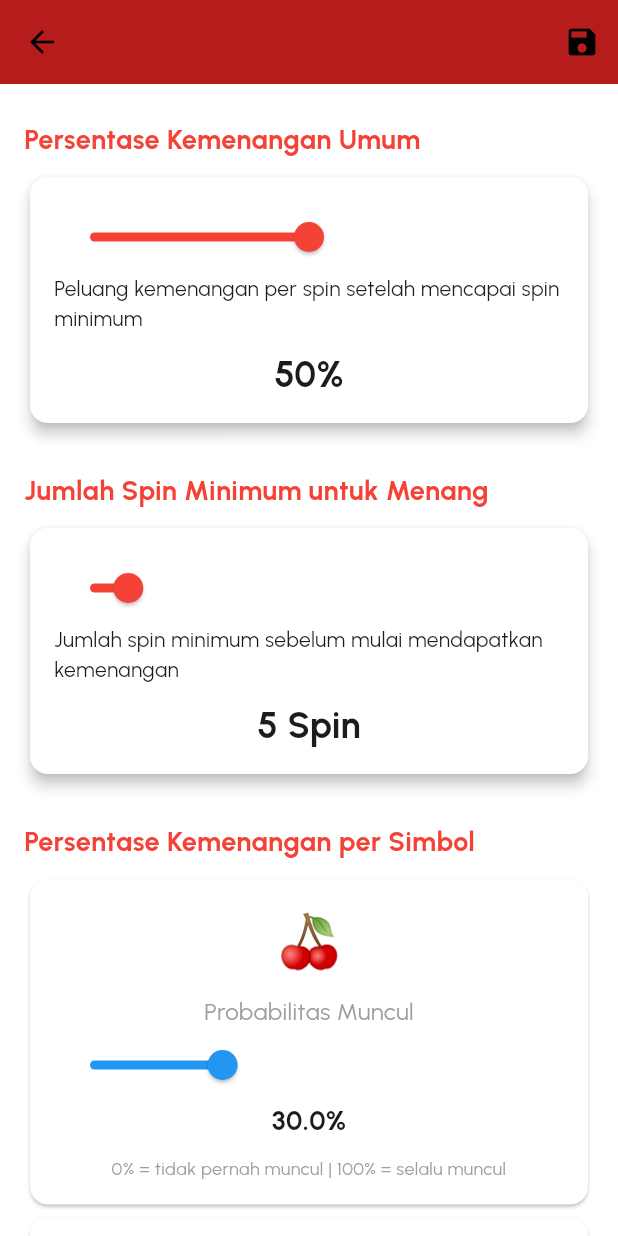
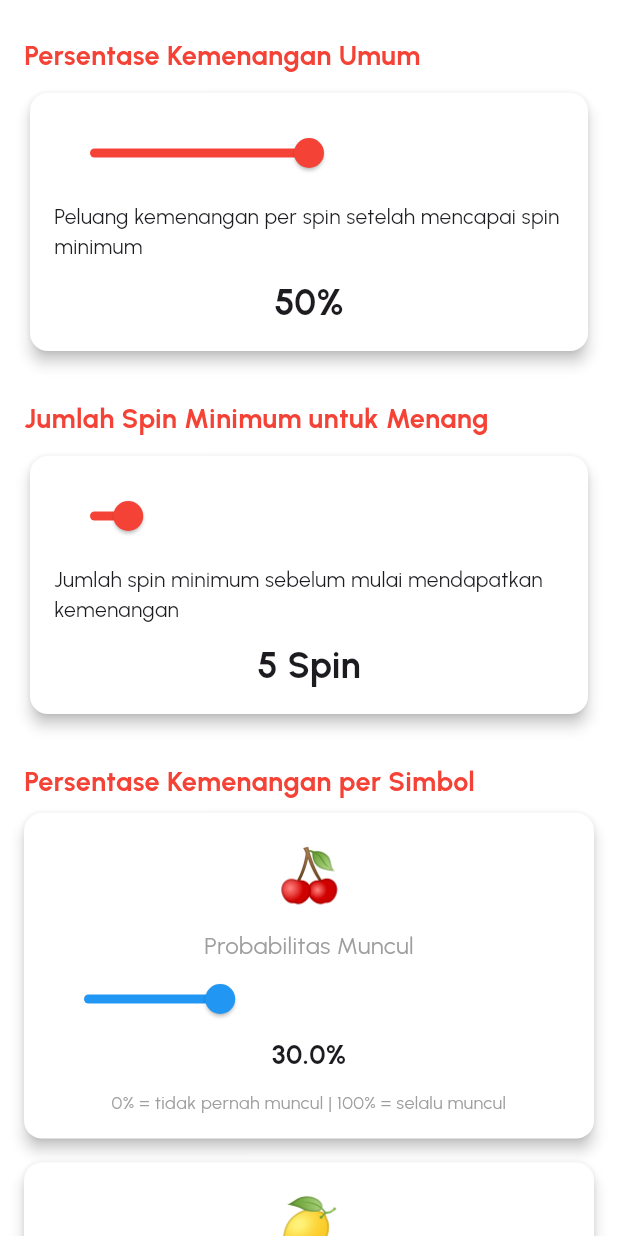
Before and after one commit to Fikri-rmd/skripsi_simulasi_gambling, a Flutter app: the ProbabilitySettingsPage screen opened directly, on a phone screen of 412 x 824 dp. Run offline on Flutter 3.47's test engine with Material 3 defaults, Android fonts, the phone set to English and light mode, and no system bars; our stand-ins replace firebase_auth, firebase_core, font_awesome_flutter, google_fonts, google_sign_in, shared_preferences; accounts and stored records are empty.

Commit message:
fix error menu settings

```diff
--- a/lib/screens/setting_page.dart
+++ b/lib/screens/setting_page.dart
@@ -34,20 +34,21 @@ class _ProbabilitySettingsPageState extends State<ProbabilitySettingsPage> {
   @override
   Widget build(BuildContext context) {
     return Scaffold(
-      appBar: AppBar(
-        backgroundColor: Colors.red.shade900,
-        actions: [
-          IconButton(
-            icon: const Icon(Icons.save),
-            onPressed: _saveSettings,
-          )
-        ],
-      ),
+      // Hapus AppBar dari sini
       body: SingleChildScrollView(
         padding: const EdgeInsets.all(16),
         child: Column(
           crossAxisAlignment: CrossAxisAlignment.start,
           children: [
+            // Tombol kembali di bagian atas
+            // Padding(
+            //   padding: const EdgeInsets.only(bottom: 20),
+            //   child: IconButton(
+            //     icon: const Icon(Icons.arrow_back, size: 30),
+            //     onPressed: () => Navigator.pop(context),
+            //   ),
+            // ),
+
             _buildSectionHeader('Persentase Kemenangan Umum'),
             _buildWinPercentageSetting(),
 
@@ -58,6 +59,26 @@ class _ProbabilitySettingsPageState extends State<ProbabilitySettingsPage> {
             const SizedBox(height: 20),
             _buildSectionHeader('Persentase Kemenangan per Simbol'),
             ..._buildSymbolSettings(),
+
+            // Tombol simpan di bagian bawah
+            Padding(
+              padding: const EdgeInsets.only(top: 30, bottom: 20),
+              child: Center(
+                child: ElevatedButton.icon(
+                  icon: const Icon(Icons.save, size: 28),
+                  label: const Text('SIMPAN PENGATURAN',
+                    style: TextStyle(fontSize: 18, fontWeight: FontWeight.bold)),
+                  style: ElevatedButton.styleFrom(
+                    backgroundColor: Colors.red.shade900,
+                    foregroundColor: Colors.white,
+                    padding: const EdgeInsets.symmetric(vertical: 16, horizontal: 30),
+                    shape: RoundedRectangleBorder(
+                      borderRadius: BorderRadius.circular(20)),
+                  ),
+                  onPressed: _saveSettings,
+                ),
+              ),
+            ),
           ],
         ),
       ),
@@ -98,11 +119,12 @@ class _ProbabilitySettingsPageState extends State<ProbabilitySettingsPage> {
               },
               activeColor: Colors.red,
             ),
-            Text('Peluang kemenangan per spin setelah mencapai spin minimum'),
-            SizedBox(height: 10),
+            const SizedBox(height: 8),
+            const Text('Peluang kemenangan per spin setelah mencapai spin minimum'),
+            const SizedBox(height: 10),
             Text(
               '${(_winPercentage * 100).toStringAsFixed(0)}%',
-              style: TextStyle(fontSize: 24, fontWeight: FontWeight.bold),
+              style: const TextStyle(fontSize: 24, fontWeight: FontWeight.bold),
             ),
           ],
         ),
@@ -130,32 +152,34 @@ class _ProbabilitySettingsPageState extends State<ProbabilitySettingsPage> {
               },
               activeColor: Colors.red,
             ),
-            Text('Jumlah spin minimum sebelum mulai mendapatkan kemenangan'),
-          SizedBox(height: 10),
-          Text(
-            '$_minSpinToWin Spin',
-            style: TextStyle(fontSize: 24, fontWeight: FontWeight.bold),
-          ),
+            const SizedBox(height: 8),
+            const Text('Jumlah spin minimum sebelum mulai mendapatkan kemenangan'),
+            const SizedBox(height: 10),
+            Text(
+              '$_minSpinToWin Spin',
+              style: const TextStyle(fontSize: 24, fontWeight: FontWeight.bold),
+            ),
           ],
         ),
       ),
     );
   }
 
-List<Widget> _buildSymbolSettings() {
+  List<Widget> _buildSymbolSettings() {
     return _symbolRates.entries.map((entry) {
       return Card(
-        // ... desain sama ...
+        margin: const EdgeInsets.only(bottom: 16),
+        elevation: 4,
         child: Padding(
           padding: const EdgeInsets.all(16),
           child: Column(
             children: [
               Text(
                 entry.key,
-                style: TextStyle(fontSize: 36),
+                style: const TextStyle(fontSize: 36),
               ),
-              SizedBox(height: 10),
-              Text(
+              const SizedBox(height: 10),
+              const Text(
                 'Probabilitas Muncul',
                 style: TextStyle(fontSize: 16, color: Colors.grey),
               ),
@@ -173,10 +197,10 @@ List<Widget> _buildSymbolSettings() {
               ),
               Text(
                 '${(entry.value * 100).toStringAsFixed(1)}%',
-                style: TextStyle(fontSize: 18, fontWeight: FontWeight.bold),
+                style: const TextStyle(fontSize: 18, fontWeight: FontWeight.bold),
               ),
-              SizedBox(height: 10),
-              Text(
+              const SizedBox(height: 10),
+              const Text(
                 '0% = tidak pernah muncul | 100% = selalu muncul',
                 style: TextStyle(fontSize: 12, color: Colors.grey),
                 textAlign: TextAlign.center,
@@ -186,48 +210,10 @@ List<Widget> _buildSymbolSettings() {
         ),
       );
     }).toList();
-}
-  void _showSymbolSettingsDialog(String symbol) {
-    TextEditingController controller = TextEditingController(
-      text: (_symbolRates[symbol]! * 100).toStringAsFixed(1),
-    );
-
-    showDialog(
-      context: context,
-      builder: (context) => AlertDialog(
-        title: Text('Atur Persentase $symbol'),
-        content: TextField(
-          controller: controller,
-          keyboardType: TextInputType.number,
-          decoration: const InputDecoration(
-            suffixText: '%',
-            border: OutlineInputBorder(),
-          ),
-        ),
-        actions: [
-          TextButton(
-            onPressed: () => Navigator.pop(context),
-            child: const Text('Batal'),
-          ),
-          TextButton(
-            onPressed: () {
-              final value = double.tryParse(controller.text) ?? 0.0;
-              if (value >= 0 && value <= 100) {
-                setState(() {
-                  _symbolRates[symbol] = value / 100;
-                });
-              }
-              Navigator.pop(context);
-            },
-            child: const Text('Simpan'),
-          ),
-        ],
-      ),
-    );
   }
 
-  void _saveSettings() async {
-    // Buat objek settings baru
+ Future <void> _saveSettings() async {
+    try{    // Buat objek settings baru
     final newSettings = GameSettings(
       winPercentage: _winPercentage,
       minSpinToWin: _minSpinToWin,
@@ -236,8 +222,24 @@ List<Widget> _buildSymbolSettings() {
 
     // Simpan ke SharedPreferences
     await newSettings.saveToPrefs();
+    GameLogic.updateSettings(newSettings);
+    ScaffoldMessenger.of(context).showSnackBar(
+        const SnackBar(
+          content: Text('Pengaturan berhasil disimpan!'),
+          duration: Duration(seconds: 2),
+        ),
+      );
+    await Future.delayed(const Duration(milliseconds: 500));
 
     // Kembalikan ke halaman sebelumnya
-    Navigator.pop(context, newSettings);
+    } catch (e) {
+      ScaffoldMessenger.of(context).showSnackBar(
+        SnackBar(
+          content: Text('Gagal menyimpan pengaturan: $e'),
+          duration: const Duration(seconds: 3),
+        ),
+      );
+    }
+    // Navigator.pop(context, newSettings);
   }
 }
```
Also changed, not shown: lib/screens/slot_game_screen.dart (+31 -14 lines).
